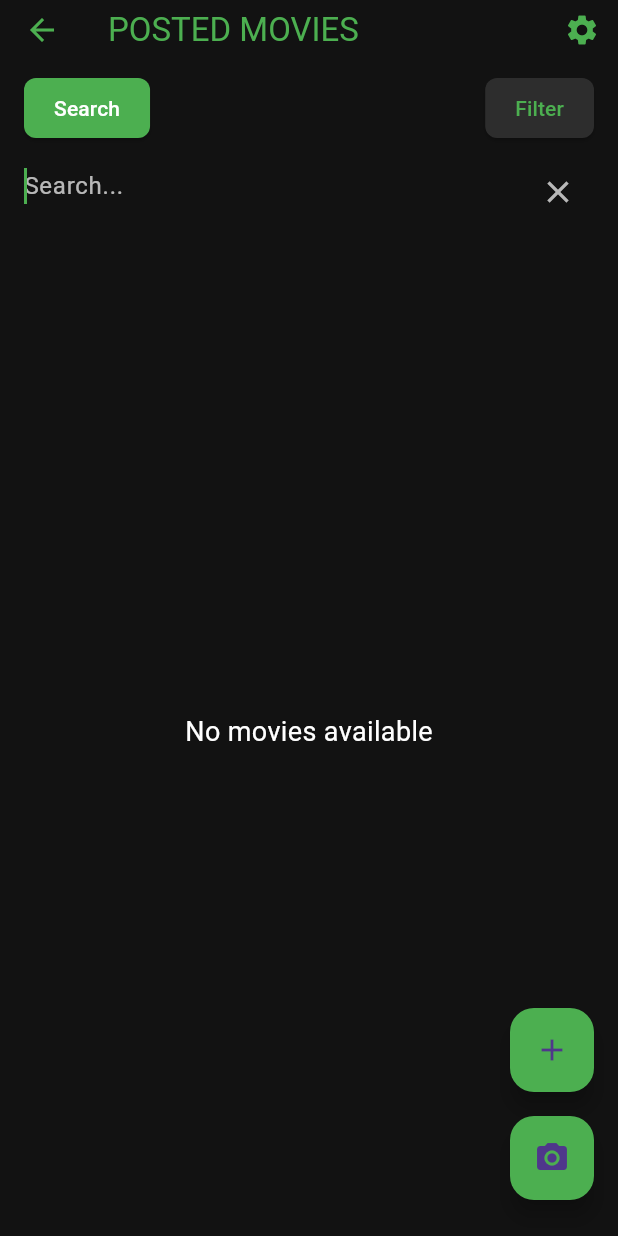
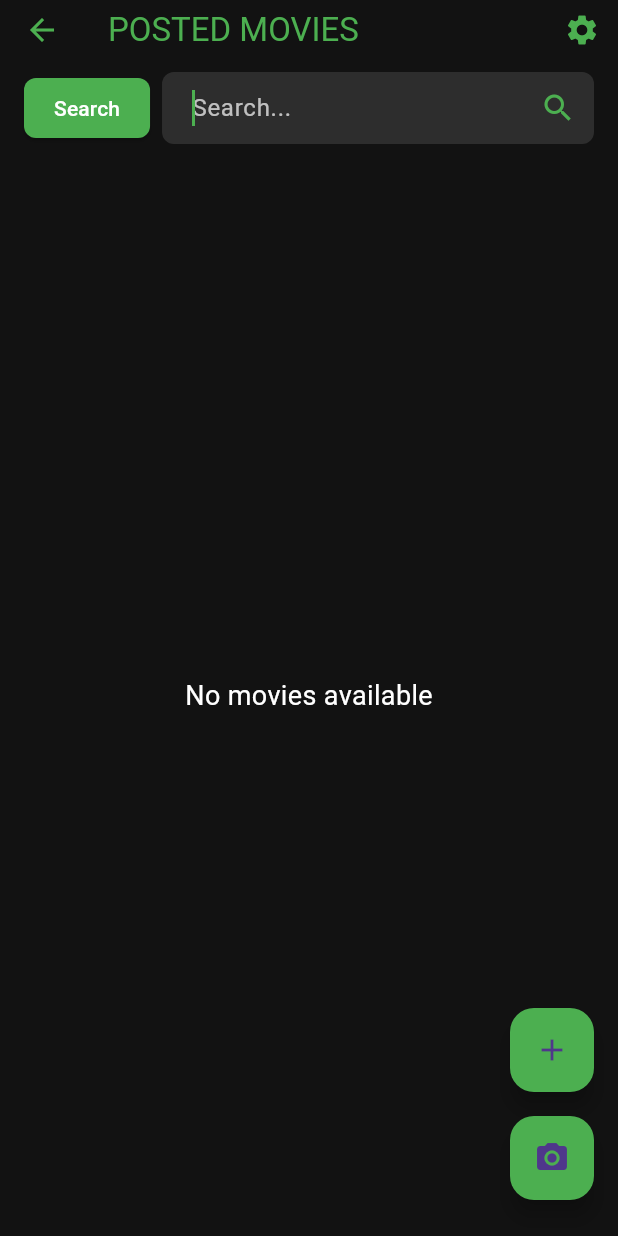
Before and after one commit to Abubini/mobile, a Flutter app: the CinemaHomeScreen screen opened directly, after a tap on "Search", on a phone screen of 412 x 824 dp. Run offline on Flutter 3.47's test engine with Material 3 defaults, Android fonts, the phone set to English and light mode, and no system bars; our stand-ins replace chewie, cloud_firestore, firebase_auth, firebase_core, go_router, permission_handler and 7 more; missing offline and left inert: mobile_scanner; accounts and stored records are empty; network calls fail.

Commit message:
final search.cinema

```diff
--- a/lib/cinema_features/cinema_home/presentation/screens/cinema_home_screen.dart
+++ b/lib/cinema_features/cinema_home/presentation/screens/cinema_home_screen.dart
@@ -15,9 +15,7 @@ class CinemaHomeScreen extends StatefulWidget {
 
 class _CinemaHomeScreenState extends State<CinemaHomeScreen> {
   bool _isSearchExpanded = false;
-  bool _isFilterExpanded = false;
   final TextEditingController _searchController = TextEditingController();
-  String? _selectedButton;
 
   @override
   void initState() {
@@ -70,14 +68,7 @@ class _CinemaHomeScreenState extends State<CinemaHomeScreen> {
             setState(() {
               _isSearchExpanded = false;
               _searchController.clear();
-              _selectedButton = null;
               cinemaProvider.searchMovies('');
-            });
-          }
-          if (_isFilterExpanded) {
-            setState(() {
-              _isFilterExpanded = false;
-              _selectedButton = null;
             });
           }
         },
@@ -88,35 +79,18 @@ class _CinemaHomeScreenState extends State<CinemaHomeScreen> {
                 Padding(
                   padding: const EdgeInsets.symmetric(horizontal: 16, vertical: 8),
                   child: Row(
-                    mainAxisAlignment: MainAxisAlignment.spaceBetween,
                     children: [
-                      _buildCustomButton('Search', () {
-                        if (_isSearchExpanded && _searchController.text.isNotEmpty) {
-                          cinemaProvider.searchMovies(_searchController.text);
-                        }
-                        setState(() {
-                          _isSearchExpanded = true;
-                          _isFilterExpanded = false;
-                          _selectedButton = 'Search';
-                        });
-                      }, _selectedButton == 'Search'),
-                      _buildCustomButton('Filter', () {
-                        setState(() {
-                          _isFilterExpanded = true;
-                          _isSearchExpanded = false;
-                          _searchController.clear();
-                          _selectedButton = 'Filter';
-                          cinemaProvider.searchMovies('');
-                        });
-                      }, _selectedButton == 'Filter'),
+                      _buildSearchButton(),
+                      if (_isSearchExpanded)
+                        Expanded(
+                          child: Padding(
+                            padding: const EdgeInsets.only(left: 8),
+                            child: _buildSearchField(),
+                          ),
+                        ),
                     ],
                   ),
                 ),
-
-                if (_isSearchExpanded) _buildSearchField(),
-
-                if (_isFilterExpanded) _buildFilterChips(),
-
                 Expanded(
                   child: cinemaProvider.isLoading
                       ? const Center(child: CircularProgressIndicator())
@@ -154,16 +128,6 @@ class _CinemaHomeScreenState extends State<CinemaHomeScreen> {
                 ),
               ],
             ),
-
-            if (_isFilterExpanded)
-              GestureDetector(
-                onTap: () {
-                  setState(() {
-                    _isFilterExpanded = false;
-                  });
-                },
-                behavior: HitTestBehavior.opaque,
-              ),
           ],
         ),
       ),
@@ -189,81 +153,62 @@ class _CinemaHomeScreenState extends State<CinemaHomeScreen> {
     );
   }
 
-  Widget _buildCustomButton(String label, VoidCallback onPressed, bool isSelected) {
+  Widget _buildSearchButton() {
     return ElevatedButton(
-      onPressed: onPressed,
+      onPressed: () {
+        if (_isSearchExpanded && _searchController.text.isNotEmpty) {
+          Provider.of<CinemaHomeProvider>(context, listen: false)
+              .searchMovies(_searchController.text);
+        }
+        setState(() {
+          _isSearchExpanded = !_isSearchExpanded;
+          if (!_isSearchExpanded) {
+            _searchController.clear();
+            Provider.of<CinemaHomeProvider>(context, listen: false)
+                .searchMovies('');
+          }
+        });
+      },
       style: ElevatedButton.styleFrom(
-        foregroundColor: isSelected ? Colors.white : Colors.green,
-        backgroundColor: isSelected ? Colors.green : const Color(0xFF2d2d2d),
+        foregroundColor: _isSearchExpanded ? Colors.white : Colors.green,
+        backgroundColor: _isSearchExpanded ? Colors.green : const Color(0xFF2d2d2d),
         padding: const EdgeInsets.symmetric(horizontal: 20, vertical: 10),
         shape: RoundedRectangleBorder(
           borderRadius: BorderRadius.circular(8),
         ),
       ),
-      child: Text(label),
+      child: const Text('Search'),
     );
   }
 
   Widget _buildSearchField() {
-    return Padding(
-      padding: const EdgeInsets.symmetric(horizontal: 16),
-      child: TextField(
+    return TextField(
       controller: _searchController,
       autofocus: true,
       decoration: InputDecoration(
         hintText: 'Search...',
         hintStyle: const TextStyle(color: Colors.white70),
-          border: InputBorder.none,
+        border: OutlineInputBorder(
+          borderRadius: BorderRadius.circular(8),
+          borderSide: BorderSide.none,
+        ),
+        filled: true,
+        fillColor: const Color(0xFF2d2d2d),
+        contentPadding: const EdgeInsets.symmetric(horizontal: 16),
         suffixIcon: IconButton(
-            icon: const Icon(Icons.close, color: Colors.white70),
+          icon: const Icon(Icons.search, color: Colors.green),
           onPressed: () {
-              setState(() {
-                _isSearchExpanded = false;
-                _searchController.clear();
-                _selectedButton = null;
-              });
-              Provider.of<CinemaHomeProvider>(context, listen: false).searchMovies('');
+            Provider.of<CinemaHomeProvider>(context, listen: false)
+                .searchMovies(_searchController.text);
           },
         ),
       ),
       style: const TextStyle(color: Colors.white),
       cursorColor: Colors.green,
-        onChanged: (value) {
-          // Optional: Implement live search
-          // Provider.of<CinemaHomeProvider>(context, listen: false).searchMovies(value);
+      onSubmitted: (value) {
+        Provider.of<CinemaHomeProvider>(context, listen: false)
+            .searchMovies(value);
       },
-      ),
-    );
-  }
-
-  Widget _buildFilterChips() {
-    final List<String> _filterOptions = [
-      'Action',
-      'Comedy',
-      'Drama',
-      'Horror',
-      'Sci-Fi',
-      'Romance',
-    ];
-
-    return Padding(
-      padding: const EdgeInsets.symmetric(horizontal: 16, vertical: 8),
-      child: Wrap(
-        spacing: 8,
-        runSpacing: 8,
-        children: _filterOptions.map((filter) {
-          return ChoiceChip(
-            label: Text(filter),
-            selected: false,
-            onSelected: (selected) {
-              // Implement genre filter if needed
-            },
-            selectedColor: Colors.green,
-            labelStyle: const TextStyle(color: Colors.white70),
-            backgroundColor: const Color(0xFF2d2d2d),
-          );
-        }).toList(),
-      ),
     );
   }
 }
```
Lines whose indentation alone changed are shown as unchanged.
